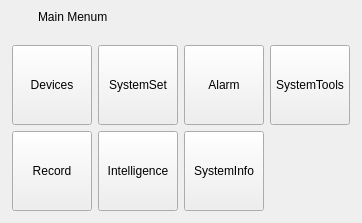
Above: App/Modules/AvGui/AvForm/frmmainmenu.ui from jjzhang166/avWare before the change. Below: the same form after it.
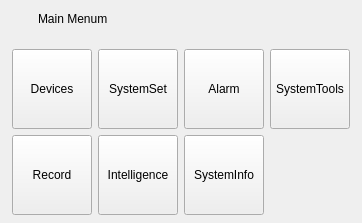
That is the form after the change.

Diff of the .ui file:
```diff
--- a/App/Modules/AvGui/AvForm/frmmainmenu.ui
+++ b/App/Modules/AvGui/AvForm/frmmainmenu.ui
@@ -15,16 +15,16 @@
   </property>
   <layout class="QGridLayout" name="gridLayout_3">
    <property name="leftMargin">
-    <number>6</number>
+    <number>0</number>
    </property>
    <property name="topMargin">
     <number>0</number>
    </property>
    <property name="rightMargin">
-    <number>6</number>
+    <number>0</number>
    </property>
    <property name="bottomMargin">
-    <number>6</number>
+    <number>0</number>
    </property>
    <property name="spacing">
     <number>6</number>
```
